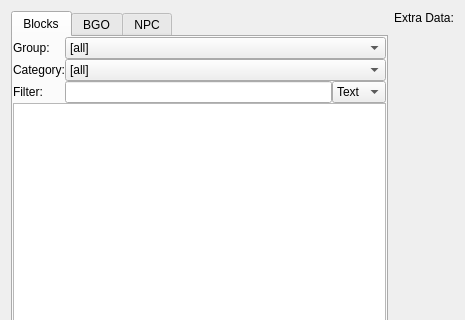
This is Editor/item_select_dialog/itemselectdialog.ui in WohlSoft/Moondust-Project as Qt 5 draws it before an edit; both pictures show x 0 to 465 and y 0 to 320 of the 465 by 494 pixel window. The edited form follows.
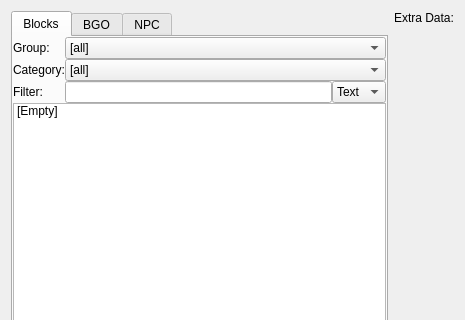
This is the edited form. The open tabs and pages were chosen to show the change.

Commit message: A lot of progress to selection Dialog

Patch:
```diff
--- a/Editor/item_select_dialog/itemselectdialog.ui
+++ b/Editor/item_select_dialog/itemselectdialog.ui
@@ -98,7 +98,13 @@
           </widget>
          </item>
          <item row="3" column="0" colspan="3">
-          <widget class="QListWidget" name="Sel_List_Block"/>
+          <widget class="QListWidget" name="Sel_List_Block">
+           <item>
+            <property name="text">
+             <string>[Empty]</string>
+            </property>
+           </item>
+          </widget>
          </item>
         </layout>
        </widget>
```
Left out of the diff: 24 changed lines with no effect on the pictures. The commit also changes 4 other files.
